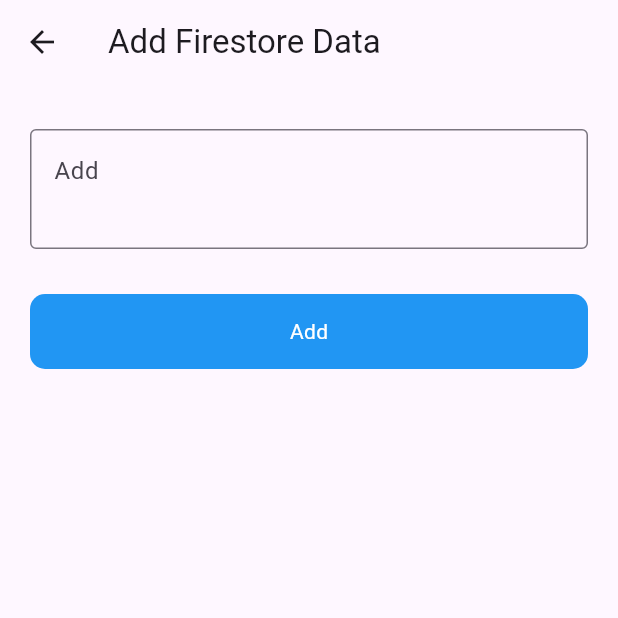
After one commit to Shaikh-Saqlain-Ahmad/Firebase-integration, a Flutter app: the FirestoreScreen screen opened directly, after a tap on the "add" icon, on a phone screen of 412 x 824 dp, the top half of it. The commit adds this screen. Run offline on Flutter 3.47's test engine with Material 2 defaults, Android fonts, the phone set to English and light mode, and no system bars; our stand-ins replace cloud_firestore, firebase_auth, firebase_core, firebase_database, fluttertoast; accounts and stored records are empty.

Commit message:
Add CRUD using firebase firestore

```diff
--- a/lib/firebase-services/splash-services.dart
+++ b/lib/firebase-services/splash-services.dart
@@ -1,6 +1,7 @@
 import 'dart:async';
 
 import 'package:firebase/ui/auth/login-screen.dart';
+import 'package:firebase/ui/firestore/firestore-screen-list.dart';
 import 'package:firebase/ui/posts/post-screen.dart';
 import 'package:firebase_auth/firebase_auth.dart';
 import 'package:flutter/material.dart';
@@ -15,7 +16,7 @@ class Splashservices {
           () => Navigator.push(
               context,
               MaterialPageRoute(
-                builder: (context) => Post(),
+                builder: (context) => FirestoreScreen(),
               )));
     } else {
       Timer(
--- /dev/null
+++ b/lib/ui/firestore/add-firestore.dart
@@ -0,0 +1,66 @@
+import 'package:cloud_firestore/cloud_firestore.dart';
+import 'package:flutter/material.dart';
+import 'package:firebase/utils/utilities.dart';
+import 'package:firebase/widgets/round-button.dart';
+import 'package:firebase_database/firebase_database.dart';
+
+class AddFirestoreData extends StatefulWidget {
+  const AddFirestoreData({super.key});
+
+  @override
+  State<AddFirestoreData> createState() => _AddFirestoreDataState();
+}
+
+class _AddFirestoreDataState extends State<AddFirestoreData> {
+  bool isLoading = false;
+  final postController = TextEditingController();
+  final firestore = FirebaseFirestore.instance.collection('students');
+  @override
+  Widget build(BuildContext context) {
+    return Scaffold(
+      appBar: AppBar(title: Text('Add Firestore Data')),
+      body: Padding(
+        padding: const EdgeInsets.symmetric(horizontal: 20),
+        child: Column(
+          children: [
+            SizedBox(
+              height: 30,
+            ),
+            TextFormField(
+              controller: postController,
+              maxLines: 2,
+              decoration: InputDecoration(
+                  hintText: 'Add', border: OutlineInputBorder()),
+            ),
+            SizedBox(
+              height: 30,
+            ),
+            RoundButton(
+                title: "Add",
+                loading: isLoading,
+                ontap: () {
+                  setState(() {
+                    isLoading = true;
+                  });
+                  String id = DateTime.now().millisecondsSinceEpoch.toString();
+                  firestore.doc(id).set({
+                    'name': postController.text.toString(),
+                    'id': id
+                  }).then((value) {
+                    setState(() {
+                      isLoading = false;
+                    });
+                    Utils().toastMessage('Student added');
+                  }).onError((error, stackTrace) {
+                    setState(() {
+                      isLoading = false;
+                    });
+                    Utils().toastMessage(error.toString());
+                  });
+                })
+          ],
+        ),
+      ),
+    );
+  }
+}
--- /dev/null
+++ b/lib/ui/firestore/firestore-screen-list.dart
@@ -0,0 +1,104 @@
+import 'package:cloud_firestore/cloud_firestore.dart';
+import 'package:firebase/ui/firestore/add-firestore.dart';
+import 'package:flutter/material.dart';
+import 'package:firebase/ui/auth/login-screen.dart';
+import 'package:firebase/ui/posts/add-post.dart';
+import 'package:firebase/utils/utilities.dart';
+import 'package:firebase_auth/firebase_auth.dart';
+import 'package:firebase_database/firebase_database.dart';
+import 'package:firebase_database/ui/firebase_animated_list.dart';
+
+class FirestoreScreen extends StatefulWidget {
+  const FirestoreScreen({super.key});
+
+  @override
+  State<FirestoreScreen> createState() => _FirestoreScreenState();
+}
+
+class _FirestoreScreenState extends State<FirestoreScreen> {
+  final auth = FirebaseAuth.instance;
+  // final searchFilter = TextEditingController();
+  final editController = TextEditingController();
+  @override
+  Widget build(BuildContext context) {
+    return Scaffold(
+      appBar: AppBar(
+        automaticallyImplyLeading: false,
+        centerTitle: true,
+        title: Text('FireStore screen'),
+        actions: [
+          IconButton(
+              onPressed: () {
+                auth.signOut().then((value) {
+                  Navigator.push(
+                      context,
+                      MaterialPageRoute(
+                        builder: (context) => LoginScreen(),
+                      ));
+                }).onError((error, stackTrace) {
+                  Utils().toastMessage(error.toString());
+                });
+              },
+              icon: Icon(Icons.logout)),
+          SizedBox(
+            width: 20,
+          )
+        ],
+      ),
+      body: Column(
+        children: [
+          SizedBox(
+            height: 20,
+          ),
+          Expanded(
+              child: ListView.builder(
+                  itemCount: 10,
+                  itemBuilder: (context, Index) {
+                    return ListTile(
+                      title: Text('shuff'),
+                    );
+                  }))
+        ],
+      ),
+      floatingActionButton: FloatingActionButton(
+        onPressed: () {
+          Navigator.push(
+              context,
+              MaterialPageRoute(
+                builder: (context) => AddFirestoreData(),
+              ));
+        },
+        child: Icon(Icons.add),
+      ),
+    );
+  }
+
+  Future<void> showMyDialog(String title, String id) async {
+    editController.text = title;
+    return showDialog(
+        context: context,
+        builder: (BuildContext context) {
+          return AlertDialog(
+            title: Text('Update'),
+            content: Container(
+              child: TextField(
+                controller: editController,
+                decoration: InputDecoration(hintText: 'Edit here'),
+              ),
+            ),
+            actions: [
+              TextButton(
+                  onPressed: () {
+                    Navigator.pop(context);
+                  },
+                  child: Text('Cancel')),
+              TextButton(
+                  onPressed: () {
+                    Navigator.pop(context);
+                  },
+                  child: Text('Update'))
+            ],
+          );
+        });
+  }
+}
```
